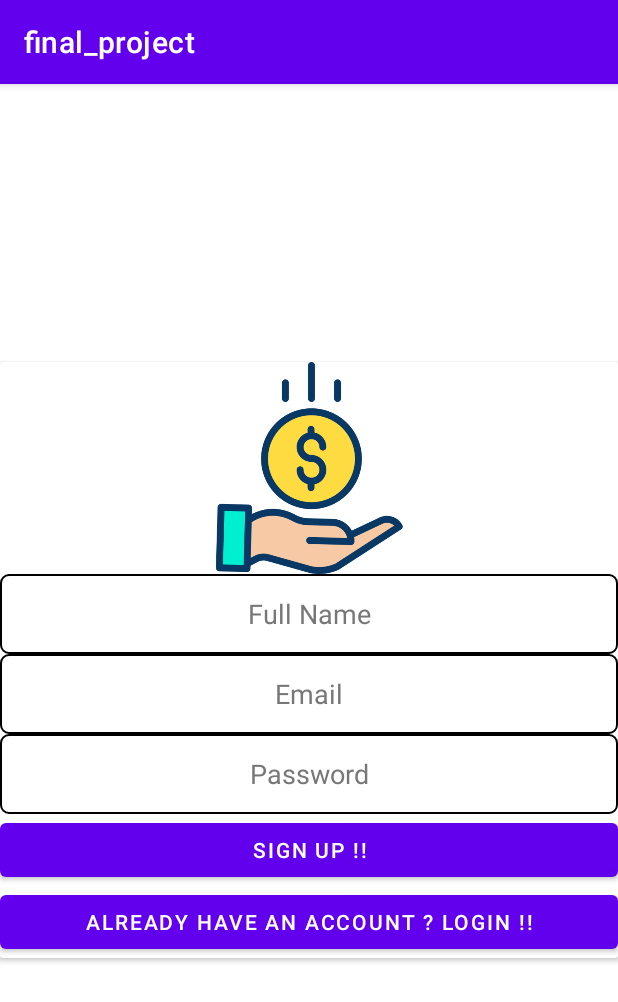
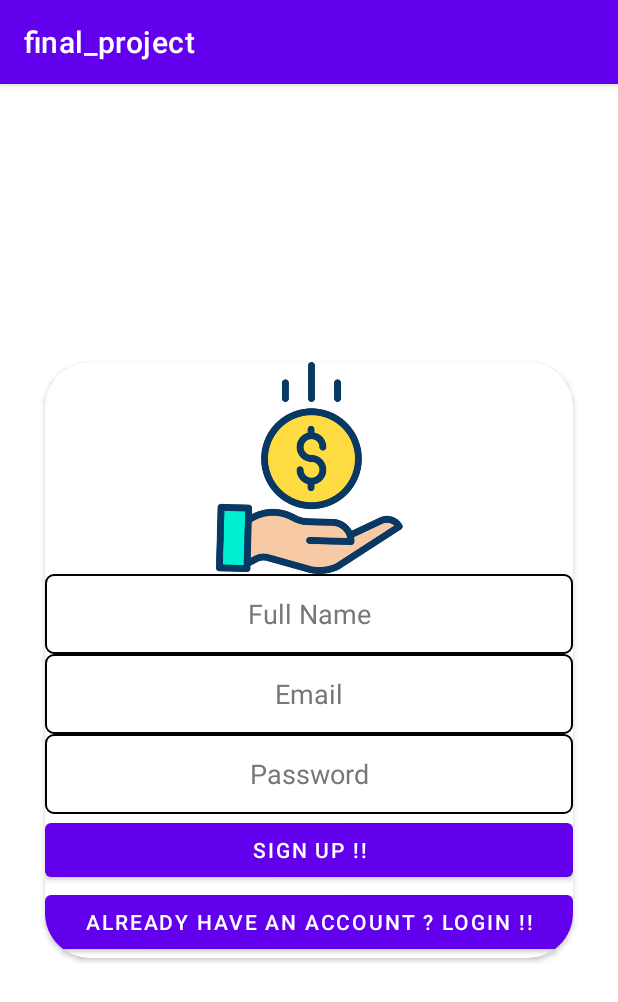
Before and after one commit to rpadideh/final, an Android app: the signupActivity screen opened directly, with no data from a screen before it, after a tap on "SIGN UP !!", on a phone screen of 412 x 824 dp. Shown: the top 1002 px of the screen. Run offline under Robolectric (Android 15) with nearby library versions, the phone set to English and light mode, and no system bars; our stand-ins replace Firebase (no records; nobody signed in at launch, a user with empty details on screens opened directly); 1 statement that could not run was skipped.

Commit message:
signup UI & coding finished!!!

```diff
--- a/app/src/main/java/com/example/final_project/User.java
+++ b/app/src/main/java/com/example/final_project/User.java
@@ -2,6 +2,11 @@ package com.example.final_project;
 
 public class User {
     private  String name, email , pass;
+
+    public User(){
+
+
+    }
 
     public String getName() {
         return name;
--- a/app/src/main/java/com/example/final_project/signupActivity.java
+++ b/app/src/main/java/com/example/final_project/signupActivity.java
@@ -1,12 +1,20 @@
 package com.example.final_project;
 
+import androidx.annotation.NonNull;
 import androidx.appcompat.app.AppCompatActivity;
 
+import android.content.Intent;
 import android.os.Bundle;
 import android.view.View;
 import android.widget.Button;
 import android.widget.EditText;
+import android.widget.Toast;
 
+import com.google.android.gms.tasks.OnCompleteListener;
+import com.google.android.gms.tasks.OnSuccessListener;
+import com.google.android.gms.tasks.Task;
+import com.google.common.base.MoreObjects;
+import com.google.firebase.auth.AuthResult;
 import com.google.firebase.auth.FirebaseAuth;
 import com.google.firebase.firestore.FirebaseFirestore;
 
@@ -23,6 +31,14 @@ public class signupActivity extends AppCompatActivity {
         super.onCreate(savedInstanceState);
         setContentView(R.layout.activity_signup);
 
+        Button btnlogin2 = findViewById(R.id.btnsignup);
+        btnlogin2.setOnClickListener(new View.OnClickListener() {
+            @Override
+            public void onClick(View v) {
+                startActivity( new Intent(signupActivity.this,loginActivity.class));
+            }
+        });
+
         database=FirebaseFirestore.getInstance();
         auth=FirebaseAuth.getInstance();
 
@@ -36,7 +52,37 @@ public class signupActivity extends AppCompatActivity {
         signup2.setOnClickListener(new View.OnClickListener() {
             @Override
             public void onClick(View v) {
+                String email2,pass2,name2;
+                email2=email.getText().toString();
+                pass2=password.getText().toString();
+                name2=name.getText().toString();
 
+                User user = new  User();
+                user.setEmail(email2);
+                user.setName(name2);
+                user.setPass(pass2);
+
+                auth.createUserWithEmailAndPassword(email2,pass2).addOnCompleteListener(new OnCompleteListener<AuthResult>() {
+                    @Override
+                    public void onComplete(@NonNull Task<AuthResult> task) {
+                        if(task.isSuccessful()){
+                             database.collection("Users")
+                                     .document().set(user).addOnSuccessListener(new OnSuccessListener<Void>() {
+                                 @Override
+                                 public void onSuccess(Void aVoid) {
+                                   startActivity(new Intent(signupActivity.this,loginActivity.class));
+                                 }
+                             });
+
+
+                            Toast.makeText(signupActivity.this,"Your account is created !",Toast.LENGTH_SHORT).show();
+
+                        }else{
+                            Toast.makeText(signupActivity.this,task.getException().getLocalizedMessage(),Toast.LENGTH_LONG).show();
+                        }
+
+                    }
+                });
             }
         });
     }
--- a/app/src/main/res/layout/activity_login.xml
+++ b/app/src/main/res/layout/activity_login.xml
@@ -58,6 +58,7 @@
                 android:ems="10"
                 android:hint="Password"
                 android:inputType="textPassword"
+                android:textColor="#000000"
                 android:textColorHint="#8F8F8F" />
 
             <Button
--- a/app/src/main/res/layout/activity_signup.xml
+++ b/app/src/main/res/layout/activity_signup.xml
@@ -9,8 +9,11 @@
     <androidx.cardview.widget.CardView
         android:layout_width="match_parent"
         android:layout_height="wrap_content"
+        android:layout_margin="30dp"
+        app:cardCornerRadius="30dp"
         app:layout_constraintBottom_toBottomOf="parent"
-        app:layout_constraintTop_toTopOf="parent">
+        app:layout_constraintTop_toTopOf="parent"
+        tools:layout_editor_absoluteX="30dp">
 
         <LinearLayout
             android:layout_width="match_parent"
@@ -32,6 +35,7 @@
                 android:hint="Full Name"
                 android:inputType="textPersonName"
                 android:textAlignment="center"
+                android:textColor="#000000"
                 android:textColorHint="#777777" />
 
             <EditText
@@ -43,6 +47,7 @@
                 android:hint="Email"
                 android:inputType="textEmailAddress"
                 android:textAlignment="center"
+                android:textColor="#000000"
                 android:textColorHint="#777777" />
 
             <EditText
@@ -54,6 +59,7 @@
                 android:hint="Password"
                 android:inputType="textPassword"
                 android:textAlignment="center"
+                android:textColor="#000000"
                 android:textColorHint="#777777" />
 
             <Button
```
Also changed, not shown: app/src/main/java/com/example/final_project/loginActivity.java (+13 -0 lines).
